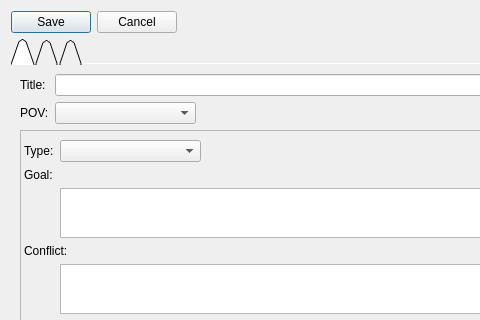
This is ui/scene_editor.ui in zkovari/plotlyst as Qt 5 draws it before an edit; both pictures show x 0 to 480 and y 0 to 320 of the 804 by 678 pixel window. The edited form follows.
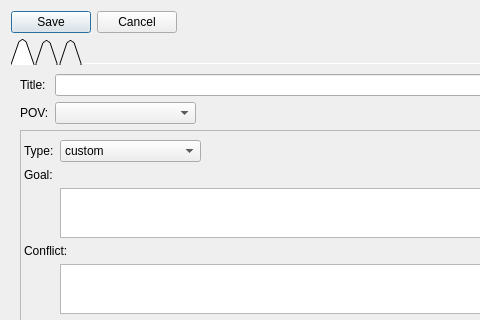
This is the edited form.

What changed in the file:
```diff
--- a/ui/scene_editor.ui
+++ b/ui/scene_editor.ui
@@ -109,7 +109,7 @@
             </property>
             <item>
              <property name="text">
-              <string/>
+              <string>custom</string>
              </property>
             </item>
             <item>
```
